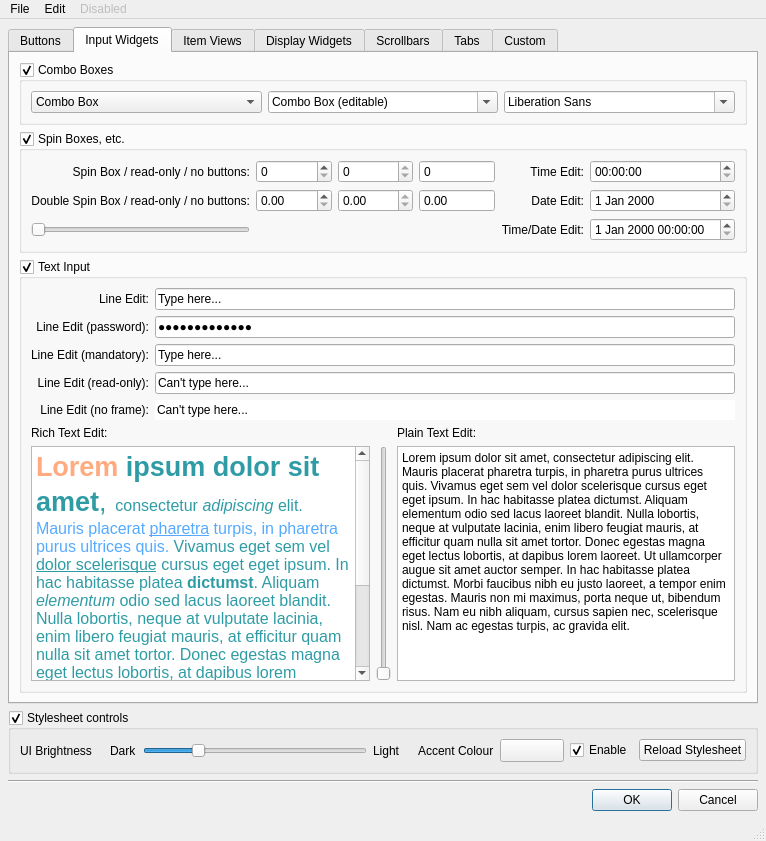
Before: the Qt Designer form style_ui.ui in mjbonnington/uistyle, drawn with Qt 5.
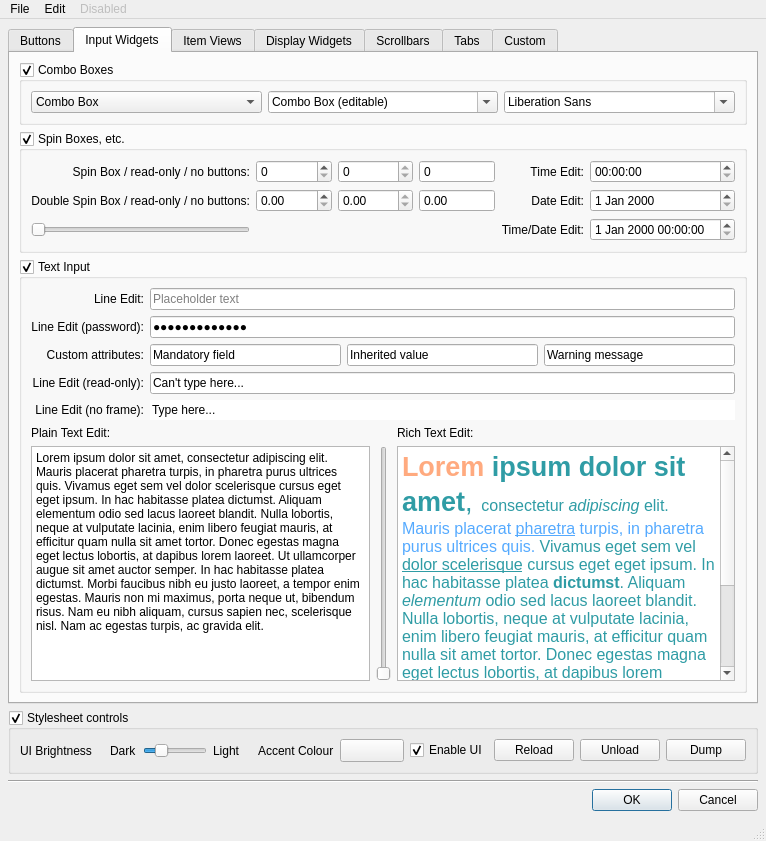
After: the same form once the commit is applied. The open tabs and pages were chosen to show the change.

Commit message: Improved dynamic stylesheet.

Patch:
```diff
--- a/style_ui.ui
+++ b/style_ui.ui
@@ -925,7 +925,10 @@
               <item row="0" column="1">
                <widget class="QLineEdit" name="lineEdit">
                 <property name="text">
-                 <string>Type here...</string>
+                 <string/>
+                </property>
+                <property name="placeholderText">
+                 <string>Placeholder text</string>
                 </property>
                </widget>
               </item>
@@ -998,7 +1001,7 @@
               <item row="4" column="1">
                <widget class="QLineEdit" name="lineEdit_4">
                 <property name="text">
-                 <string>Can't type here...</string>
+                 <string>Type here...</string>
                 </property>
                 <property name="frame">
                  <bool>false</bool>
@@ -1014,7 +1017,7 @@
               <item row="2" column="0">
                <widget class="QLabel" name="label_12">
                 <property name="text">
-                 <string>Line Edit (mandatory):</string>
+                 <string>Custom attributes:</string>
                 </property>
                 <property name="alignment">
                  <set>Qt::AlignRight|Qt::AlignTrailing|Qt::AlignVCenter</set>
@@ -1022,17 +1025,47 @@
                </widget>
               </item>
               <item row="2" column="1">
-               <widget class="QLineEdit" name="lineEdit_2">
-                <property name="text">
-                 <string>Type here...</string>
-                </property>
-                <property name="frame">
-                 <bool>true</bool>
-                </property>
-                <property name="mandatoryField" stdset="0">
-                 <bool>true</bool>
-                </property>
-               </widget>
+               <layout class="QHBoxLayout" name="horizontalLayout_13">
+                <item>
+                 <widget class="QLineEdit" name="lineEdit_2">
+                  <property name="text">
+                   <string>Mandatory field</string>
+                  </property>
+                  <property name="frame">
+                   <bool>true</bool>
+                  </property>
+                  <property name="mandatoryField" stdset="0">
+                   <bool>true</bool>
+                  </property>
+                 </widget>
+                </item>
+                <item>
+                 <widget class="QLineEdit" name="lineEdit_6">
+                  <property name="text">
+                   <string>Inherited value</string>
+                  </property>
+                  <property name="frame">
+                   <bool>true</bool>
+                  </property>
+                  <property name="inheritedValue" stdset="0">
+                   <bool>true</bool>
+                  </property>
+                 </widget>
+                </item>
+                <item>
+                 <widget class="QLineEdit" name="lineEdit_7">
+                  <property name="text">
+                   <string>Warning message</string>
+                  </property>
+                  <property name="frame">
+                   <bool>true</bool>
+                  </property>
+                  <property name="warning" stdset="0">
+                   <bool>true</bool>
+                  </property>
+                 </widget>
+                </item>
+               </layout>
               </item>
              </layout>
             </widget>
@@ -1058,31 +1091,21 @@
               <property name="bottomMargin">
                <number>0</number>
               </property>
-              <item row="0" column="2">
+              <item row="2" column="1">
+               <widget class="QSlider" name="verticalSlider">
+                <property name="orientation">
+                 <enum>Qt::Vertical</enum>
+                </property>
+               </widget>
+              </item>
+              <item row="1" column="0">
                <widget class="QLabel" name="label_10">
                 <property name="text">
                  <string>Plain Text Edit:</string>
                 </property>
                </widget>
               </item>
-              <item row="1" column="2">
-               <widget class="QPlainTextEdit" name="plainTextEdit">
-                <property name="readOnly">
-                 <bool>false</bool>
-                </property>
-                <property name="plainText">
-                 <string>Lorem ipsum dolor sit amet, consectetur adipiscing elit. Mauris placerat pharetra turpis, in pharetra purus ultrices quis. Vivamus eget sem vel dolor scelerisque cursus eget eget ipsum. In hac habitasse platea dictumst. Aliquam elementum odio sed lacus laoreet blandit. Nulla lobortis, neque at vulputate lacinia, enim libero feugiat mauris, at efficitur quam nulla sit amet tortor. Donec egestas magna eget lectus lobortis, at dapibus lorem laoreet. Ut ullamcorper augue sit amet auctor semper. In hac habitasse platea dictumst. Morbi faucibus nibh eu justo laoreet, a tempor enim egestas. Mauris non mi maximus, porta neque ut, bibendum risus. Nam eu nibh aliquam, cursus sapien nec, scelerisque nisl. Nam ac egestas turpis, ac gravida elit.</string>
-                </property>
-               </widget>
-              </item>
-              <item row="0" column="0">
-               <widget class="QLabel" name="label_11">
-                <property name="text">
-                 <string>Rich Text Edit:</string>
-                </property>
-               </widget>
-              </item>
-              <item row="1" column="0">
+              <item row="2" column="2">
                <widget class="QTextEdit" name="textEdit">
                 <property name="html">
                  <string>&lt;!DOCTYPE HTML PUBLIC &quot;-//W3C//DTD HTML 4.0//EN&quot; &quot;http://www.w3.org/TR/REC-html40/strict.dtd&quot;&gt;
@@ -1093,10 +1116,20 @@
                 </property>
                </widget>
               </item>
-              <item row="1" column="1">
-               <widget class="QSlider" name="verticalSlider">
-                <property name="orientation">
-                 <enum>Qt::Vertical</enum>
+              <item row="2" column="0">
+               <widget class="QPlainTextEdit" name="plainTextEdit">
+                <property name="readOnly">
+                 <bool>false</bool>
+                </property>
+                <property name="plainText">
+                 <string>Lorem ipsum dolor sit amet, consectetur adipiscing elit. Mauris placerat pharetra turpis, in pharetra purus ultrices quis. Vivamus eget sem vel dolor scelerisque cursus eget eget ipsum. In hac habitasse platea dictumst. Aliquam elementum odio sed lacus laoreet blandit. Nulla lobortis, neque at vulputate lacinia, enim libero feugiat mauris, at efficitur quam nulla sit amet tortor. Donec egestas magna eget lectus lobortis, at dapibus lorem laoreet. Ut ullamcorper augue sit amet auctor semper. In hac habitasse platea dictumst. Morbi faucibus nibh eu justo laoreet, a tempor enim egestas. Mauris non mi maximus, porta neque ut, bibendum risus. Nam eu nibh aliquam, cursus sapien nec, scelerisque nisl. Nam ac egestas turpis, ac gravida elit.</string>
+                </property>
+               </widget>
+              </item>
+              <item row="1" column="2">
+               <widget class="QLabel" name="label_11">
+                <property name="text">
+                 <string>Rich Text Edit:</string>
                 </property>
                </widget>
               </item>
@@ -2577,7 +2610,7 @@
        <item>
         <widget class="QCheckBox" name="enable_checkBox">
          <property name="text">
-          <string>Enable</string>
+          <string>Enable UI</string>
          </property>
          <property name="checked">
           <bool>true</bool>
@@ -2587,7 +2620,21 @@
        <item>
         <widget class="QPushButton" name="reloadStylesheet_pushButton">
          <property name="text">
-          <string>Reload Stylesheet</string>
+          <string>Reload</string>
+         </property>
+        </widget>
+       </item>
+       <item>
+        <widget class="QPushButton" name="unloadStylesheet_pushButton">
+         <property name="text">
+          <string>Unload</string>
+         </property>
+        </widget>
+       </item>
+       <item>
+        <widget class="QPushButton" name="saveStylesheet_pushButton">
+         <property name="text">
+          <string>Dump</string>
          </property>
         </widget>
        </item>
```
Left out of the diff: 3 changed lines with no effect on the pictures. The commit also changes 24 other files.
